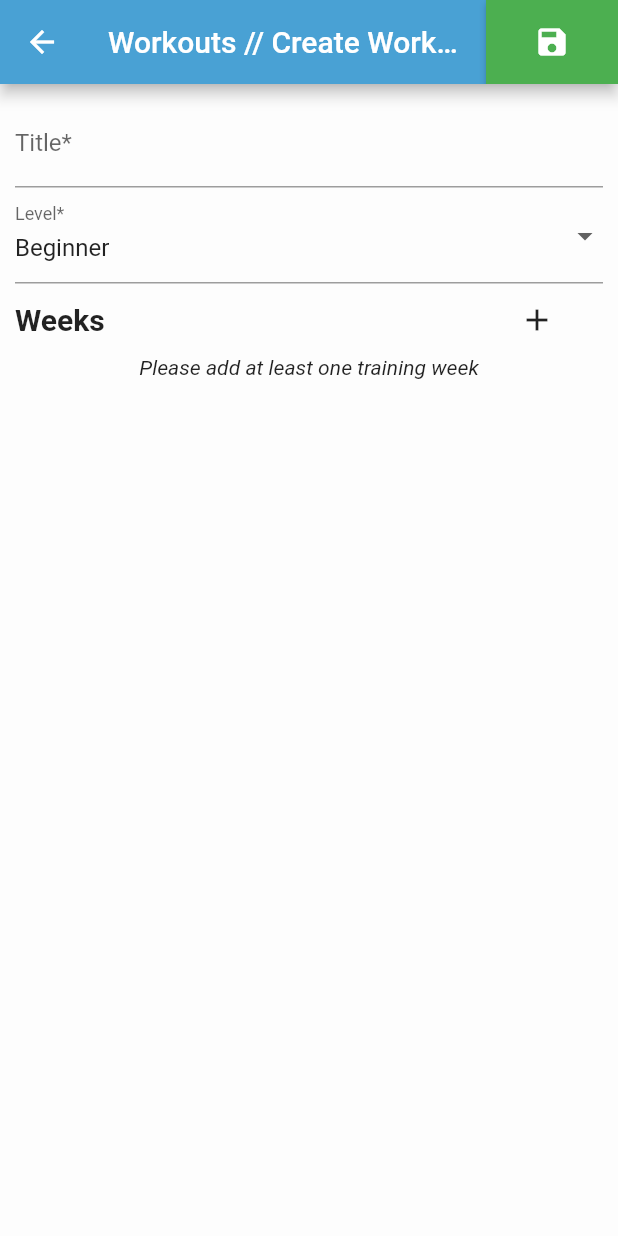
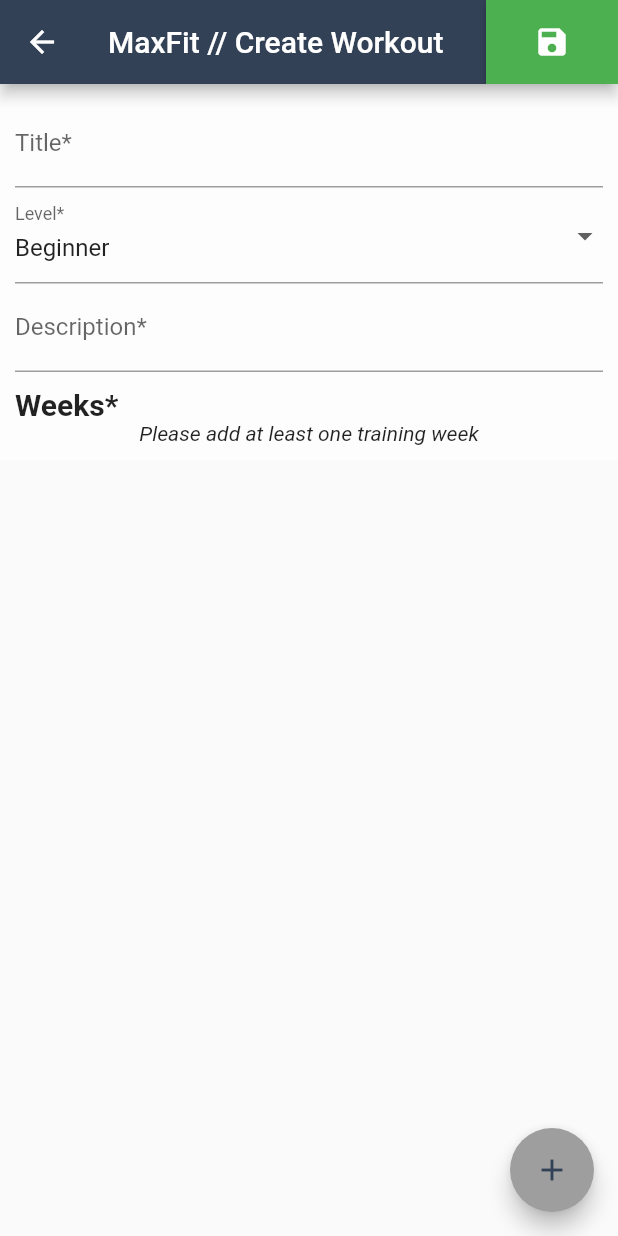
Before and after one commit to DaniilPavlov/Workouts, a Flutter app: the screen it shows once a user with an empty profile is signed in, item 2 of the bottom bar chosen, after a tap on the "add" icon, on a phone screen of 412 x 824 dp. Run offline on Flutter 3.47's test engine with Material 2 defaults, Android fonts, the phone set to English and light mode, and no system bars; drawn by our look-alikes of flutter_form_builder; our stand-ins replace cloud_firestore, curved_navigation_bar, firebase_auth, fluttertoast; accounts and stored records are empty.

Commit message:
Expansion of workouts were added. + editing for authors.

```diff
--- a/lib/main.dart
+++ b/lib/main.dart
@@ -1,6 +1,7 @@
 import 'package:flutter/material.dart';
 import 'package:provider/provider.dart';
 import 'package:workouts/models/user.dart';
+import 'package:workouts/core/constants.dart';
 import 'package:workouts/pages/check.dart';
 import 'package:workouts/services/auth.dart';
 
@@ -13,14 +14,14 @@ class WorkoutsApp extends StatelessWidget {
   Widget build(BuildContext context) {
     // С помощью StreamProvider<User> мы всегда знаем текущего нашего пользователя
     return StreamProvider<User>.value(
-        value: AuthService().currentUser,
-        child: MaterialApp(
+      value: AuthService().currentUser,
+      child: MaterialApp(
           debugShowCheckedModeBanner: false,
-          title: "Workouts",
+          title: 'WORKOUTS',
           theme: ThemeData(
-              primaryColor: Color.fromRGBO(73, 161, 212, 1),
-              textTheme: TextTheme(title: TextStyle(color: Colors.white))),
-          home: CheckPage(),
-        ));
+              primaryColor: bgColorPrimary,
+              textTheme: TextTheme(headline6: TextStyle(color: Colors.white))),
+          home: CheckPage()),
+    );
   }
 }
--- a/lib/pages/add-workout.dart
+++ b/lib/pages/add-workout.dart
@@ -1,10 +1,13 @@
 import 'package:flutter/material.dart';
 import 'package:flutter_form_builder/flutter_form_builder.dart';
+import 'package:provider/provider.dart';
 import 'package:workouts/components/common/save-button.dart';
 import 'package:workouts/components/common/toast.dart';
 import 'package:workouts/core/constants.dart';
+import 'package:workouts/models/user.dart';
 import 'package:workouts/pages/add-workout-week.dart';
 import 'package:workouts/models/workout.dart';
+import 'package:workouts/services/database.dart';
 
 class AddWorkout extends StatefulWidget {
   final WorkoutSchedule workoutSchedule;
@@ -17,24 +20,35 @@ class AddWorkout extends StatefulWidget {
 
 class _AddWorkoutState extends State<AddWorkout> {
   final _fbKey = GlobalKey<FormBuilderState>();
-
+  User user;
   WorkoutSchedule workout = WorkoutSchedule(weeks: []);
+  bool isNew = true;
 
   @override
   void initState() {
-    if (widget.workoutSchedule != null) workout = widget.workoutSchedule.copy();
+    if (widget.workoutSchedule != null) {
+      isNew = false;
+      workout = widget.workoutSchedule.copy();
+    }
+
+    if (workout.level == null) workout.level = 'Beginner';
 
     super.initState();
   }
 
-  void _saveWorkout() {
+  void _saveWorkout() async {
     if (_fbKey.currentState.saveAndValidate()) {
-      if(workout.weeks == null || workout.weeks.length == 0)
-      {
+      if (workout.weeks == null || workout.weeks.length == 0) {
         buildToast('Please add at least one training week');
         return;
       }
 
+      //print(workout.toMap());
+      if (workout.uid == null) {
+        workout.author = user.id;
+      }
+
+      await DatabaseService().addOrUpdateWorkout(workout);
       Navigator.of(context).pop(workout);
     } else {
       buildToast('Ooops! Something is not right');
@@ -43,19 +57,31 @@ class _AddWorkoutState extends State<AddWorkout> {
 
   @override
   Widget build(BuildContext context) {
+    user = Provider.of<User>(context);
+
     return Scaffold(
         appBar: AppBar(
-          title: Text('Workouts // Create Workout'),
-          actions: <Widget>[
-            SaveButton(onPressed: _saveWorkout)
-          ],
+          title: Text('MaxFit // ${isNew ? 'Create' : 'Edit'} Workout'),
+          actions: <Widget>[SaveButton(onPressed: _saveWorkout)],
         ),
-        body: Container(
+        floatingActionButton: FloatingActionButton(
+          child: Icon(Icons.add),
+          backgroundColor: Colors.grey,
+          foregroundColor: Theme.of(context).primaryColor,
+          onPressed: () async {
+            var week = await Navigator.push<WorkoutWeek>(
+                context, MaterialPageRoute(builder: (ctx) => AddWorkoutWeek()));
+            if (week != null)
+              setState(() {
+                workout.weeks.add(week);
+              });
+          },
+        ),
+        body: SingleChildScrollView(
+          child: Container(
             padding: EdgeInsets.all(10),
             decoration: BoxDecoration(color: bgColorWhite),
-          child: Column(
-            children: <Widget>[
-              FormBuilder(
+            child: FormBuilder(
               // context,
               key: _fbKey,
               autovalidate: false,
@@ -64,11 +90,16 @@ class _AddWorkoutState extends State<AddWorkout> {
               child: Column(
                 children: <Widget>[
                   FormBuilderTextField(
+                    initialValue: workout.title,
                     attribute: "title",
                     decoration: InputDecoration(
                       labelText: "Title*",
                     ),
-                      onChanged: (dynamic val) {},
+                    onChanged: (dynamic val) {
+                      setState(() {
+                        workout.title = val;
+                      });
+                    },
                     validators: [
                       FormBuilderValidators.required(),
                       FormBuilderValidators.maxLength(100),
@@ -79,9 +110,14 @@ class _AddWorkoutState extends State<AddWorkout> {
                     decoration: InputDecoration(
                       labelText: "Level*",
                     ),
-                      initialValue: 'Beginner',
+                    initialValue: workout.level,
                     allowClear: false,
                     hint: Text('Select Level'),
+                    onChanged: (dynamic val) {
+                      setState(() {
+                        workout.level = val;
+                      });
+                    },
                     validators: [FormBuilderValidators.required()],
                     items: <String>['Beginner', 'Intermediate', 'Advanced']
                         .map((level) => DropdownMenuItem(
@@ -90,29 +126,46 @@ class _AddWorkoutState extends State<AddWorkout> {
                             ))
                         .toList(),
                   ),
+                  FormBuilderTextField(
+                    initialValue: workout.description,
+                    attribute: "description",
+                    decoration: InputDecoration(
+                      labelText: "Description*",
+                    ),
+                    onChanged: (dynamic val) {
+                      setState(() {
+                        workout.description = val;
+                      });
+                    },
+                    validators: [
+                      FormBuilderValidators.required(),
+                      FormBuilderValidators.maxLength(500),
                     ],
                   ),
+                  SizedBox(
+                    height: 10,
                   ),
                   Row(
                     mainAxisAlignment: MainAxisAlignment.spaceBetween,
                     children: <Widget>[
                       Text(
-                    'Weeks',
-                    style: TextStyle(fontSize: 20, fontWeight: FontWeight.bold),
+                        'Weeks*',
+                        style: TextStyle(
+                            fontSize: 20, fontWeight: FontWeight.bold),
                       ),
-                  FlatButton(
-                    child: Icon(Icons.add),
-                    onPressed: () async {
-                      var week = await Navigator.push<WorkoutWeek>(
-                          context,
-                          MaterialPageRoute(
-                              builder: (ctx) => AddWorkoutWeek()));
-                      if (week != null)
-                        setState(() {
-                          workout.weeks.add(week);
-                        });
-                    },
-                  )
+                      // FlatButton(
+                      //   child: Icon(Icons.add),
+                      //   onPressed: () async {
+                      //     var week = await Navigator.push<WorkoutWeek>(
+                      //         context,
+                      //         MaterialPageRoute(
+                      //             builder: (ctx) => AddWorkoutWeek()));
+                      //     if (week != null)
+                      //       setState(() {
+                      //         workout.weeks.add(week);
+                      //       });
+                      //   },
+                      // )
                     ],
                   ),
                   workout.weeks.length <= 0
@@ -123,12 +176,13 @@ class _AddWorkoutState extends State<AddWorkout> {
                       : _buildWeeks()
                 ],
               ),
+            ),
+          ),
         ));
   }
 
   Widget _buildWeeks() {
-    return Expanded(
-      //padding: EdgeInsets.all(5),
+    return Container(
         child: Column(
             children: workout.weeks
                 .map((week) => Card(
@@ -137,7 +191,6 @@ class _AddWorkoutState extends State<AddWorkout> {
                       child: InkWell(
                         onTap: () async {
                           var ind = workout.weeks.indexOf(week);
-
                           var modifiedWeek = await Navigator.push<WorkoutWeek>(
                               context,
                               MaterialPageRoute(
@@ -151,7 +204,7 @@ class _AddWorkoutState extends State<AddWorkout> {
                         },
                         child: Container(
                           decoration: BoxDecoration(
-                      color: Color.fromRGBO(83, 181, 222, 1)),
+                              color: Color.fromRGBO(50, 65, 85, 0.9)),
                           child: ListTile(
                             contentPadding:
                                 EdgeInsets.symmetric(horizontal: 10),
@@ -159,7 +212,7 @@ class _AddWorkoutState extends State<AddWorkout> {
                               padding: EdgeInsets.only(right: 12),
                               child: Icon(
                                 Icons.check,
-                        color: Colors.lightGreenAccent,
+                                color: Colors.green,
                               ),
                               decoration: BoxDecoration(
                                   border: Border(
@@ -169,11 +222,16 @@ class _AddWorkoutState extends State<AddWorkout> {
                             title: Text(
                                 'Week ${workout.weeks.indexOf(week) + 1} - ${week.daysWithDrills} Training Days',
                                 style: TextStyle(
-                            color:
-                            Theme.of(context).textTheme.title.color,
+                                    color: Theme.of(context)
+                                        .textTheme
+                                        .headline6
+                                        .color,
                                     fontWeight: FontWeight.bold)),
                             trailing: Icon(Icons.keyboard_arrow_right,
-                        color: Theme.of(context).textTheme.title.color),
+                                color: Theme.of(context)
+                                    .textTheme
+                                    .headline6
+                                    .color),
                           ),
                         ),
                       ),
--- a/lib/pages/check.dart
+++ b/lib/pages/check.dart
@@ -2,7 +2,6 @@ import 'package:flutter/material.dart';
 import 'package:provider/provider.dart';
 import 'package:workouts/models/user.dart';
 import 'package:workouts/pages/authorization.dart';
-
 import 'home.dart';
 
 class CheckPage extends StatelessWidget {
--- a/lib/services/database.dart
+++ b/lib/services/database.dart
@@ -1,45 +1,48 @@
 import 'package:cloud_firestore/cloud_firestore.dart';
 import 'package:workouts/models/workout.dart';
 
-class DatabaseService {
-  final CollectionReference _workoutCollection =
-      Firestore.instance.collection('workouts');
-  final CollectionReference _workoutSchedulesCollection =
-      Firestore.instance.collection('workoutSchedules');
+class DatabaseService{
+  final CollectionReference _workoutCollection = Firestore.instance.collection('workouts');
+  final CollectionReference _workoutScheduleCollection = Firestore.instance.collection('workoutSchedules');
 
   Future addOrUpdateWorkout(WorkoutSchedule schedule) async {
     DocumentReference workoutRef = _workoutCollection.document(schedule.uid);
+
 // Берем ссылку на документ по schedule.id. Она позволит потом достать кусочек данных без неделей
 // Кусочек будет хранить название, описание, автора, доступность и дату создания (показывается в меню)
-    return workoutRef.setData(schedule.toWorkoutMap()).then((_) async {
+    return workoutRef.setData(schedule.toWorkoutMap()).then((_) async{
+
       // Сохраняем кусочек по ссылке в коллекцию workouts.
       var docId = workoutRef.documentID;
+
       // Теперь достаем айди этого воркаута ( .then((_)) )
       // После этого сохраняем в коллекцию workoutSchedules по этому айди (там будут полные данные)
-      await _workoutSchedulesCollection
-          .document(docId)
-          .setData(schedule.toMap());
+      await _workoutScheduleCollection.document(docId).setData(schedule.toMap());
     });
   }
 
   // Возвращает список воркаутов в меню. Есть поддержка фильтрации (уровень и автор)
-  Stream<List<Workout>> getWorkouts({String level, String author}) {
+  Stream<List<Workout>> getWorkouts({String level, String author})
+  {
     // Query - запрос о данных в конкретном месте
     Query query;
-    //
-    if (author != null)
+    if(author != null)
       query = _workoutCollection.where('author', isEqualTo: author);
     else
       query = _workoutCollection.where('isOnline', isEqualTo: true);
 
-    if (level != null) query = query.where('level', isEqualTo: level);
+    if(level != null)
+      query = query.where('level', isEqualTo: level);
 
 // Метод snapshots() позволяет вернуть данные в конкретный момент как они есть в базе
 // Перемепиваем их на наши воркауты
 // Параметр doc будет содержать данные о конкретном воркауте. У него есть id и data
-    return query.snapshots().map((QuerySnapshot data) => data.documents
-        .map((DocumentSnapshot doc) =>
-            Workout.fromJson(doc.documentID, doc.data))
-        .toList());
+    return query.snapshots().map((QuerySnapshot data) =>
+        data.documents.map((DocumentSnapshot doc) => Workout.fromJson(doc.data, id: doc.documentID)).toList());
+  }
+
+  Future<WorkoutSchedule> getWorkout(String id) async {
+    var doc = await _workoutScheduleCollection.document(id).get();
+    return WorkoutSchedule.fromJson(doc.documentID, doc.data);
   }
 }
--- a/pubspec.yaml
+++ b/pubspec.yaml
@@ -53,8 +53,8 @@ flutter:
   uses-material-design: true
 
   # To add assets to your application, add an assets section, like this:
-  # assets:
-  #   - images/a_dot_burr.jpeg
+  assets:
+    - assets/images/
   #   - images/a_dot_ham.jpeg
 
   # An image asset can refer to one or more resolution-specific "variants", see
```
Also changed, not shown: lib/components/workouts-list.dart (+39 -61 lines), lib/core/constants.dart (+8 -0 lines), lib/models/workout.dart (+112 -26 lines), lib/pages/add-workout-day.dart (+18 -12 lines), lib/pages/add-workout-week.dart (+9 -4 lines), pubspec.lock, 1 other file. Lines whose indentation alone changed are shown as unchanged.
